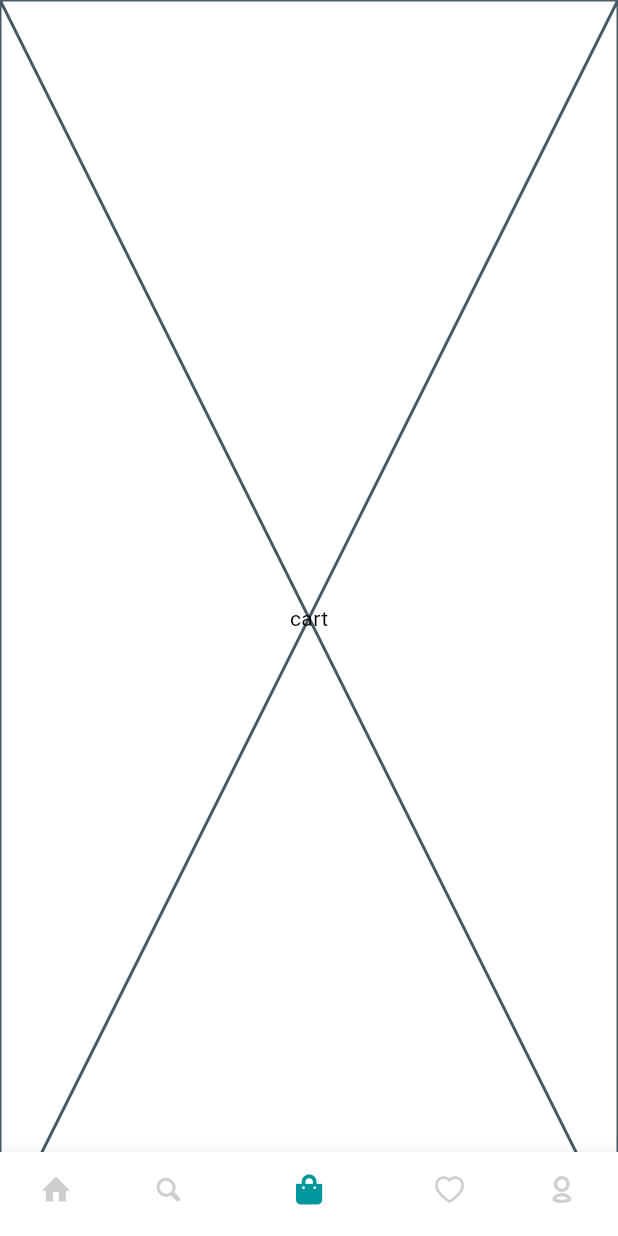
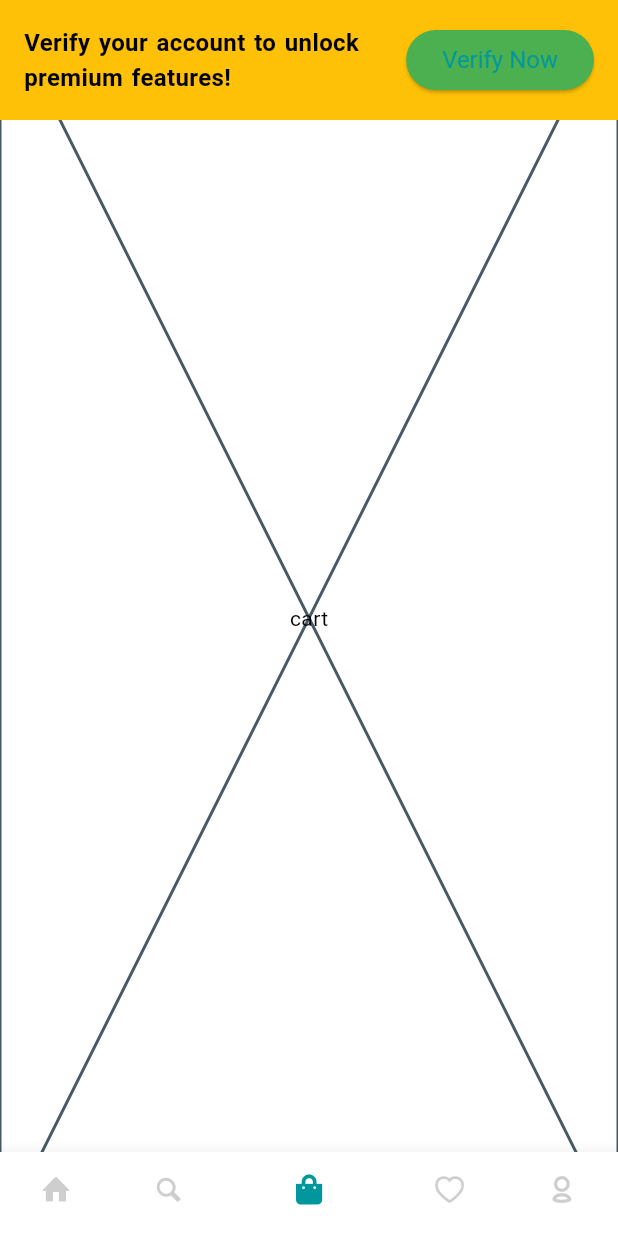
Before and after one commit to abdsyd/MediGear, a Flutter app: the HomeView screen opened by its route, item 3 of the bottom bar chosen, on a phone screen of 412 x 824 dp. Run offline on Flutter 3.47's test engine with Material 2 defaults, Android fonts, the phone set to English and light mode, and no system bars; our stand-ins replace get, get_storage, loading_animation_widget, otp_text_field, timer_count_down; accounts and stored records are empty.

Commit message:
added an alert to tell users to verify their emails in home_view.dart

```diff
--- a/lib/constants/k.dart
+++ b/lib/constants/k.dart
@@ -1,6 +1,22 @@
 import 'package:get/get.dart';
+import 'package:get_storage/get_storage.dart';
+import 'package:hunter/constants/routes_name.dart';
+
+final GetStorage _getStorage = GetStorage();
+
+Duration kTimeOutDuration = const Duration(seconds: 25);
 
 Future kTimeOutDialog() => Get.defaultDialog(
     title: "error".tr,
     middleText: "operation is taking so long, please check your internet "
         "connection or try again later.");
+
+Future kSessionExpiredDialog() => Get.defaultDialog(
+    barrierDismissible: false,
+    title: 'Session Expired',
+    middleText: 'Please log in again',
+    textConfirm: 'ok',
+    onConfirm: () {
+      Get.offAll(AppRoute.login);
+      _getStorage.remove("token");
+    });
--- a/lib/controllers/auth/login_controller.dart
+++ b/lib/controllers/auth/login_controller.dart
@@ -37,7 +37,7 @@ class LoginController extends GetxController {
     if (isValid) {
       toggleLoading(true);
       try {
-        String? accessToken = await RemoteServices.login(email, password).timeout(const Duration(seconds: 25));
+        String? accessToken = await RemoteServices.login(email, password).timeout(kTimeOutDuration);
         if (accessToken == null) throw Exception();
         _getStorage.write("token", accessToken);
         Get.offAll(AppRoute.home);
--- a/lib/controllers/auth/register_controller.dart
+++ b/lib/controllers/auth/register_controller.dart
@@ -47,8 +47,8 @@ class RegisterController extends GetxController {
       try {
         role == '0' ? role ='dentist' : role ='supplier';
         _registerToken =
-        (await RemoteServices.register(email, password, rePassword,name, phone,role).timeout(const Duration(seconds: 25)))!;
-        _verifyUrl = (await RemoteServices.sendRegisterOtp().timeout(const Duration(seconds: 25)))!;
+        (await RemoteServices.register(email, password, rePassword,name, phone,role).timeout(kTimeOutDuration))!;
+        _verifyUrl = (await RemoteServices.sendRegisterOtp().timeout(kTimeOutDuration))!;
         Get.toNamed(AppRoute.registerOTP);
       } on TimeoutException {
         kTimeOutDialog();
--- a/lib/controllers/home/home_controller.dart
+++ b/lib/controllers/home/home_controller.dart
@@ -1,9 +1,27 @@
+import 'dart:async';
 import 'package:get/get.dart';
+import 'package:hunter/constants/k.dart';
+import 'package:hunter/models/user_model.dart';
+import 'package:hunter/services/remote_services.dart';
 
 
 class HomeController extends GetxController {
 
+  late UserModel _currentUser;
+  UserModel get currentUser => _currentUser;
 
+  void getCurrentUser() async {
+    try {
+      _currentUser = (await RemoteServices.fetchCurrentUser().timeout(kTimeOutDuration))!;
+      //setFetchedUser(true);
+    } on TimeoutException {
+      //setLoadingUser(false);
+    } catch (e) {
+      //
+    } finally {
+      //setLoadingUser(false);
+    }
+  }
 
   int _currentIndex = 0;
   int get currentIndex => _currentIndex;
--- a/lib/views/home/home_view.dart
+++ b/lib/views/home/home_view.dart
@@ -10,14 +10,52 @@ class HomeView extends StatelessWidget {
 
   @override
   Widget build(BuildContext context) {
-    Get.put(HomeController());
-
-
+    HomeController hC = Get.put(HomeController());
 
     return GetBuilder<HomeController>(
       builder: (controller) => Scaffold(
         extendBody: true,
-        body: bodies[controller.currentIndex],
+        body: Stack(
+          children: [
+            bodies[controller.currentIndex],
+            Positioned(
+              top: 0,
+              left: 0,
+              right: 0,
+              child: Visibility(
+                visible: controller.currentUser.isVerified ? false : true,
+                child: Container(
+                  padding: const EdgeInsets.all(16.0),
+                  color: Colors.amber, // Customize the background color
+                  child: Row(
+                    mainAxisAlignment: MainAxisAlignment.spaceBetween,
+                    children: [
+                      const Expanded(
+                        child: Text(
+                          "Verify your account to unlock premium features!",
+                          style: TextStyle(
+                            fontWeight: FontWeight.bold,
+                            fontSize: 16.0,
+                          ),
+                        ),
+                      ),
+                      ElevatedButton(
+                        onPressed: () {
+                          // Implement logic to navigate to the verification screen
+                        },
+                        style: ElevatedButton.styleFrom(
+                          backgroundColor: Colors.green, // Customize button color
+                          textStyle: const TextStyle(fontSize: 16.0),
+                        ),
+                        child: const Text("Verify Now"),
+                      ),
+                    ],
+                  ),
+                ),
+              ),
+            ),
+          ],
+        ),
         bottomNavigationBar: BottomNavigationBar(
           items: const [
             BottomNavigationBarItem(icon: Icon(MyIcon.home), label: 'home'),
--- a/lib/views/home/products_view.dart
+++ b/lib/views/home/products_view.dart
@@ -66,11 +66,11 @@ class ProductsView extends StatelessWidget {
                       children: const [
                         Padding(
                           padding: EdgeInsets.symmetric(horizontal: 25),
-                          child: Icon(Icons.check_box_outline_blank),
+                          child: Icon(Icons.grid_view),
                         ),
                         Padding(
                           padding: EdgeInsets.symmetric(horizontal: 25),
-                          child: Icon(Icons.display_settings_sharp),
+                          child: Icon(Icons.view_stream),
                         ),
                       ],
                     ),
--- a/lib/views/welcome_view.dart
+++ b/lib/views/welcome_view.dart
@@ -42,8 +42,7 @@ class WelcomeView extends StatelessWidget {
               ),
               AuthButton(
                 onPressed: () {
-                  //Get.toNamed(AppRoute.login);
-                  Get.toNamed(AppRoute.home);
+                  Get.toNamed(AppRoute.login);
                 },
                 color: AppColors.myBrown,
                 child:  Text('Sign in'.tr,style: Theme.of(context).textTheme.labelMedium,),
```
Also changed, not shown: lib/controllers/home/bnb_tabs/profile_controller.dart (+8 -0 lines), lib/services/remote_services.dart (+24 -9 lines).
